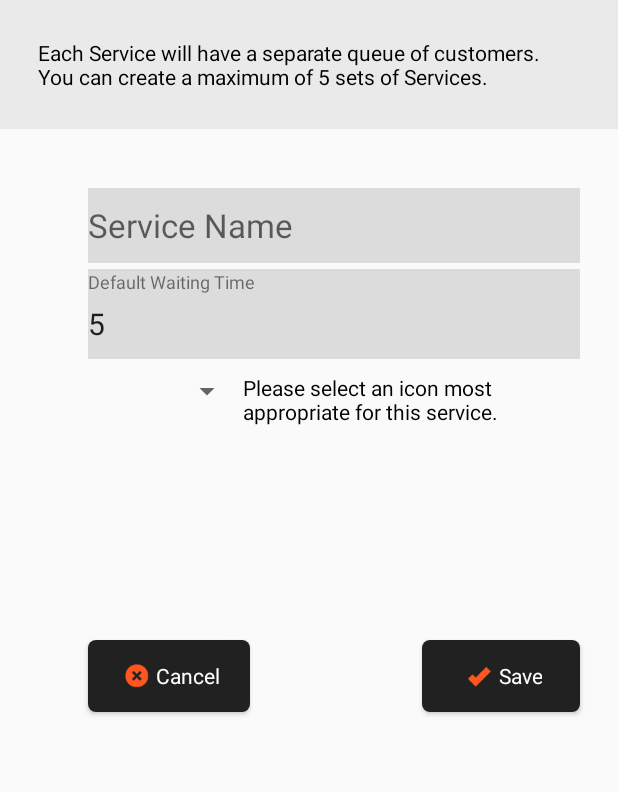
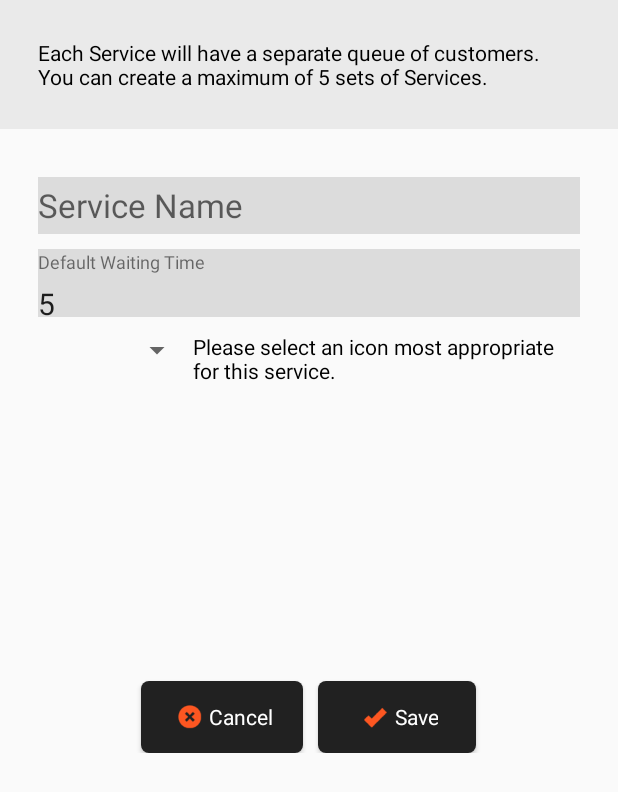
Before and after one commit to MatthewVillaflores/QApp, an Android app: the layout dialog_new_service.xml on its own in the app's theme, with its tools: preview values and no code run, on a phone screen of 412 x 824 dp. Shown: the top 792 px of the screen. Run offline under Robolectric (Android 15) with nearby library versions, the phone set to English and light mode, and no system bars.

Commit message:
Last UI update :(

```diff
--- a/app/src/main/java/com/tech/ivant/qapp/fragments/MonitorQueueFragment.java
+++ b/app/src/main/java/com/tech/ivant/qapp/fragments/MonitorQueueFragment.java
@@ -2,6 +2,7 @@ package com.tech.ivant.qapp.fragments;
 
 import android.app.Fragment;
 import android.app.FragmentManager;
+import android.graphics.Color;
 import android.os.Bundle;
 import android.util.Log;
 import android.view.LayoutInflater;
@@ -79,11 +80,12 @@ public class MonitorQueueFragment extends Fragment {
             for (final Service service : services) {
                 Button button = new Button(getActivity());
                 button.setText(service.name);
+                button.setTextColor(getResources().getColor(R.color.primaryColor));
+                button.setBackgroundResource(R.drawable.service_buttons);
                 button.setPadding(50, 50, 50, 50);
 
 
                 linearLayout.addView(button, layoutParams);
-
                 button.setOnClickListener(new View.OnClickListener() {
                     @Override
                     public void onClick(View v) {
--- a/app/src/main/res/layout/dialog_add_queue.xml
+++ b/app/src/main/res/layout/dialog_add_queue.xml
@@ -2,7 +2,7 @@
 <RelativeLayout
     xmlns:android="http://schemas.android.com/apk/res/android"
     android:layout_width="match_parent"
-    android:layout_height="match_parent"
+    android:layout_height="wrap_content"
     android:gravity="center_horizontal"
     android:layout_marginLeft="20dp"
     android:layout_marginRight="20dp"
--- a/app/src/main/res/layout/dialog_new_service.xml
+++ b/app/src/main/res/layout/dialog_new_service.xml
@@ -2,11 +2,13 @@
 <FrameLayout
     xmlns:android="http://schemas.android.com/apk/res/android"
     android:layout_width="match_parent"
-    android:layout_height="500dp">
+    android:layout_height="wrap_content"
+    android:layout_marginBottom="150dp">
 
     <RelativeLayout
         android:layout_width="match_parent"
-        android:layout_height="match_parent">
+        android:layout_height="502dp"
+        >
 
         <TextView
             android:layout_width="wrap_content"
@@ -20,81 +22,36 @@
             android:layout_alignParentLeft="true"
             android:layout_alignParentStart="true" />
 
+        <LinearLayout
+            android:orientation="vertical"
+            android:layout_width="match_parent"
+            android:layout_height="266dp"
+            android:weightSum="1"
+            android:layout_gravity="right|bottom"
+            android:layout_centerVertical="true"
+            android:layout_centerHorizontal="true"
+            android:layout_marginLeft="25dp"
+            android:layout_marginRight="25dp"
+            android:id="@+id/linearLayout3">
+
             <EditText
                 android:layout_width="match_parent"
-            android:layout_height="wrap_content"
+                android:layout_height="38dp"
                 android:id="@+id/dialog_edit_service_name"
                 android:hint="@string/dialog_edit_service_hint"
                 android:background="@color/dialog_dark"
-            android:layout_marginTop="39dp"
                 android:textSize="22sp"
-            android:layout_alignRight="@+id/dialog_edit_service_save_button"
-            android:layout_alignEnd="@+id/dialog_edit_service_save_button"
-            android:layout_below="@+id/dialog_edit_service_help"
-            android:layout_above="@+id/dialog_edit_service_save_button"
-            android:layout_marginBottom="226dp"
-            android:layout_alignLeft="@+id/dialog_edit_service_cancel_button"
-            android:layout_alignStart="@+id/dialog_edit_service_cancel_button" />
-
-
-        <Button
-            android:layout_width="wrap_content"
-            android:layout_height="wrap_content"
-            android:layout_alignParentEnd="true"
-            android:layout_alignParentRight="true"
-            android:layout_alignParentBottom="true"
-            android:text="@string/dialog_edit_service_save_button"
-            android:id = "@+id/dialog_edit_service_save_button"
-            android:textColor="@android:color/white"
-            android:background="@drawable/roundedbutton"
-            android:drawableLeft="@drawable/checkicon"
-            android:paddingLeft="25dp"
-            android:paddingRight="25dp"
-            android:layout_marginLeft="221dp"
-            android:layout_marginRight="25dp"
-            android:layout_marginTop="25dp"
-            android:layout_marginBottom="25dp"
-            android:layout_alignLeft="@+id/dialog_new_Service_default_time"
-            android:layout_alignStart="@+id/dialog_new_Service_default_time"
-            android:layout_marginStart="221dp"
-            android:textAppearance="@style/TextAppearance.AppCompat.Small"
-            android:elevation="10dp" />
-
-        <Button
-            android:layout_width="wrap_content"
-            android:layout_height="wrap_content"
-            android:text="@string/dialog_edit_service_cancel_button"
-            android:id = "@+id/dialog_edit_service_cancel_button"
-            android:textColor="@android:color/white"
-            android:background="@drawable/roundedbutton"
-            android:layout_alignTop="@+id/dialog_edit_service_save_button"
-            android:layout_alignLeft="@+id/dialog_new_Service_default_time"
-            android:layout_alignStart="@+id/dialog_new_Service_default_time"
-            android:drawableLeft="@drawable/cancelicon"
-            android:layout_toStartOf="@+id/dialog_edit_service_save_button"
-            android:layout_marginRight="220dp"
-            android:layout_marginEnd="220dp"
-            android:layout_alignRight="@+id/dialog_edit_service_save_button"
-            android:layout_alignEnd="@+id/dialog_edit_service_save_button"
-            android:paddingLeft="20dp"
-            android:paddingRight="20dp"
-            android:textAppearance="@style/TextAppearance.AppCompat.Small"
-            android:elevation="10dp" />
+                android:layout_marginBottom="10dp"
+                />
 
             <LinearLayout
                 android:orientation="vertical"
                 android:layout_width="match_parent"
-            android:layout_height="match_parent"
-            android:layout_marginTop="54dp"
+                android:layout_height="45dp"
                 android:weightSum="1"
                 android:background="@color/dialog_dark"
-            android:layout_alignTop="@+id/dialog_edit_service_name"
-            android:layout_alignLeft="@+id/dialog_edit_service_name"
-            android:layout_alignStart="@+id/dialog_edit_service_name"
-            android:layout_alignRight="@+id/dialog_edit_service_save_button"
-            android:layout_alignEnd="@+id/dialog_edit_service_save_button"
-            android:layout_marginBottom="162dp"
-            android:layout_above="@+id/dialog_edit_service_save_button"
+                android:layout_marginBottom="10dp"
+
                 android:id="@+id/linearLayout2">
 
                 <TextView
@@ -122,15 +79,8 @@
             <LinearLayout
                 android:orientation="horizontal"
                 android:layout_width="match_parent"
-            android:layout_height="match_parent"
-            android:layout_marginBottom="67dp"
-            android:layout_alignTop="@+id/linearLayout2"
-            android:layout_marginTop="69dp"
-            android:layout_alignLeft="@+id/linearLayout2"
-            android:layout_alignStart="@+id/linearLayout2"
-            android:layout_alignRight="@+id/linearLayout2"
-            android:layout_alignEnd="@+id/linearLayout2"
-            android:layout_above="@+id/dialog_edit_service_save_button">
+                android:layout_height="206dp"
+                >
 
                 <Spinner
                     android:layout_width="103dp"
@@ -148,6 +98,46 @@
                     android:layout_alignParentLeft="true"
                     android:layout_alignParentStart="true" />
             </LinearLayout>
+        </LinearLayout>
+
+
     </RelativeLayout>
 
+    <LinearLayout
+        android:orientation="horizontal"
+        android:layout_width="match_parent"
+        android:layout_height="106dp"
+        android:gravity="top|center_horizontal"
+        android:layout_below="@+id/linearLayout3"
+        android:layout_gravity="center_horizontal|bottom">
+
+        <Button
+            android:layout_width="wrap_content"
+            android:layout_height="wrap_content"
+            android:text="@string/dialog_edit_service_cancel_button"
+            android:id = "@+id/dialog_edit_service_cancel_button"
+            android:textColor="@android:color/white"
+            android:background="@drawable/roundedbutton"
+            android:drawableLeft="@drawable/cancelicon"
+            android:layout_marginRight="10dp"
+            android:paddingLeft="20dp"
+            android:paddingRight="20dp"
+            android:textAppearance="@style/TextAppearance.AppCompat.Small"
+            android:elevation="10dp"
+            android:layout_gravity="left|bottom" />
+
+        <Button
+            android:layout_width="wrap_content"
+            android:layout_height="wrap_content"
+            android:text="@string/dialog_edit_service_save_button"
+            android:id = "@+id/dialog_edit_service_save_button"
+            android:textColor="@android:color/white"
+            android:background="@drawable/roundedbutton"
+            android:drawableLeft="@drawable/checkicon"
+            android:paddingLeft="25dp"
+            android:paddingRight="25dp"
+            android:textAppearance="@style/TextAppearance.AppCompat.Small"
+            android:layout_gravity="right|bottom" />
+    </LinearLayout>
+
 </FrameLayout>
--- a/app/src/main/res/layout/fragment_monitor_queue.xml
+++ b/app/src/main/res/layout/fragment_monitor_queue.xml
@@ -23,7 +23,8 @@
         android:layout_width="match_parent"
         android:layout_height="1dp"
         android:background="@color/accentColor"
-        android:id="@+id/monitorQueueSeparator1" />
+        android:id="@+id/monitorQueueSeparator1"
+        android:layout_marginBottom="5dp"/>
 
     <HorizontalScrollView
         android:layout_width="match_parent"
@@ -31,7 +32,8 @@
         android:id="@+id/serviceListHScroll"
         android:layout_below="@+id/monitorQueueSeparator1"
         android:layout_alignParentLeft="true"
-        android:layout_alignParentStart="true">
+        android:layout_alignParentStart="true"
+        android:layout_marginBottom="5dp">
 
         <LinearLayout
             android:layout_width="wrap_content"
--- a/app/src/main/res/layout/fragment_navigation_drawer.xml
+++ b/app/src/main/res/layout/fragment_navigation_drawer.xml
@@ -23,7 +23,7 @@
         android:layout_width="wrap_content"
         android:layout_height="wrap_content"
         android:textAppearance="?android:attr/textAppearanceLarge"
-        android:text="@string/app_name"
+        android:text="QueuePad"
         android:id="@+id/textView"
         android:textColor="@android:color/white"
         android:layout_below="@+id/imageView"
--- a/app/src/main/res/layout/fragment_view_service.xml
+++ b/app/src/main/res/layout/fragment_view_service.xml
@@ -7,7 +7,7 @@
 
     <ListView
         android:layout_width="match_parent"
-        android:layout_height="247dp"
+        android:layout_height="446dp"
         android:id="@+id/queueListView"
         android:layout_alignParentTop="true"
         android:layout_alignParentBottom="true"
```
Also changed, not shown: app/src/main/res/drawable/service_buttons.xml (+8 -2 lines), app/src/main/res/layout/dialog_edit_service.xml (+62 -74 lines), app/src/main/res/layout/layout_drawerlist.xml (+25 -32 lines). Lines whose indentation alone changed are shown as unchanged.
